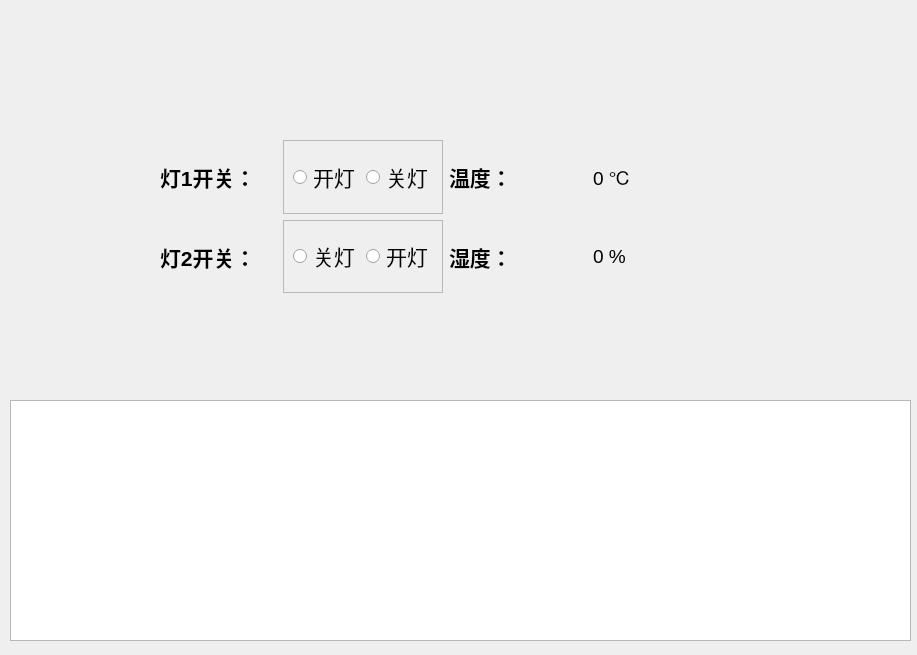
Above: untitled.ui from LiuXinyu12378/jizhiyunAPI_pyqt_websocket before the change. Below: the same form after it.
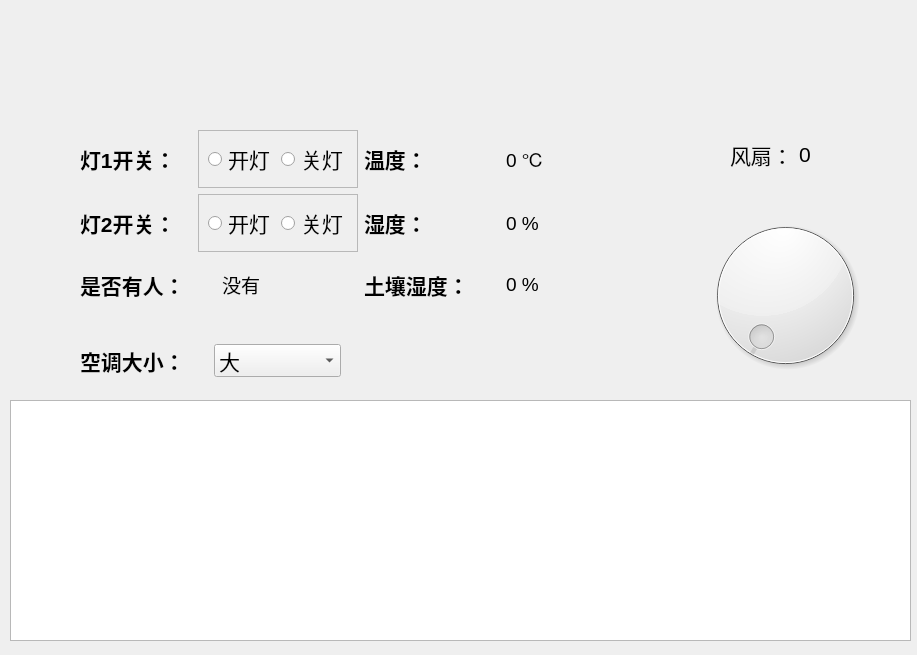
That is the form after the change. Icons and pictures are not drawn.

```diff
--- a/untitled.ui
+++ b/untitled.ui
@@ -10,6 +10,13 @@
     <height>655</height>
    </rect>
   </property>
+  <property name="font">
+   <font>
+    <pointsize>16</pointsize>
+    <weight>50</weight>
+    <bold>false</bold>
+   </font>
+  </property>
   <property name="windowTitle">
    <string>Dialog</string>
   </property>
@@ -36,18 +43,32 @@
     </rect>
    </property>
    <property name="text">
-    <string>&lt;html&gt;&lt;head/&gt;&lt;body&gt;&lt;p&gt;&lt;img src=&quot;:/新前缀/o_nuttertools.png&quot;/&gt;&lt;/p&gt;&lt;/body&gt;&lt;/html&gt;</string>
+    <string>&lt;html&gt;&lt;head/&gt;&lt;body&gt;&lt;p align=&quot;center&quot;&gt;&lt;img src=&quot;:/nuttertools/o_nuttertools.png&quot;/&gt;&lt;/p&gt;&lt;/body&gt;&lt;/html&gt;</string>
+   </property>
+  </widget>
+  <widget class="QDial" name="dial">
+   <property name="geometry">
+    <rect>
+     <x>700</x>
+     <y>200</y>
+     <width>171</width>
+     <height>191</height>
+    </rect>
    </property>
   </widget>
   <widget class="QWidget" name="">
    <property name="geometry">
     <rect>
-     <x>160</x>
-     <y>140</y>
-     <width>571</width>
-     <height>153</height>
+     <x>80</x>
+     <y>130</y>
+     <width>561</width>
+     <height>181</height>
     </rect>
    </property>
+   <layout class="QHBoxLayout" name="horizontalLayout_13">
+    <item>
+     <layout class="QVBoxLayout" name="verticalLayout_3">
+      <item>
    <layout class="QHBoxLayout" name="horizontalLayout_7">
     <item>
      <layout class="QVBoxLayout" name="verticalLayout_2">
@@ -101,6 +122,8 @@
                <property name="font">
                 <font>
                  <pointsize>16</pointsize>
+                     <weight>50</weight>
+                     <bold>false</bold>
                 </font>
                </property>
                <property name="text">
@@ -113,6 +136,8 @@
                <property name="font">
                 <font>
                  <pointsize>16</pointsize>
+                     <weight>50</weight>
+                     <bold>false</bold>
                 </font>
                </property>
                <property name="text">
@@ -172,23 +197,13 @@
              <enum>QFrame::Raised</enum>
             </property>
             <layout class="QHBoxLayout" name="horizontalLayout_8">
-             <item>
-              <widget class="QRadioButton" name="radioButton_3">
-               <property name="font">
-                <font>
-                 <pointsize>16</pointsize>
-                </font>
-               </property>
-               <property name="text">
-                <string>关灯</string>
-               </property>
-              </widget>
-             </item>
              <item>
               <widget class="QRadioButton" name="radioButton_4">
                <property name="font">
                 <font>
                  <pointsize>16</pointsize>
+                     <weight>50</weight>
+                     <bold>false</bold>
                 </font>
                </property>
                <property name="text">
@@ -196,6 +211,20 @@
                </property>
               </widget>
              </item>
+                 <item>
+                  <widget class="QRadioButton" name="radioButton_3">
+                   <property name="font">
+                    <font>
+                     <pointsize>16</pointsize>
+                     <weight>50</weight>
+                     <bold>false</bold>
+                    </font>
+                   </property>
+                   <property name="text">
+                    <string>关灯</string>
+                   </property>
+                  </widget>
+                 </item>
             </layout>
            </widget>
           </item>
@@ -228,6 +257,8 @@
           <property name="font">
            <font>
             <pointsize>14</pointsize>
+                <weight>50</weight>
+                <bold>false</bold>
            </font>
           </property>
           <property name="text">
@@ -258,6 +289,8 @@
           <property name="font">
            <font>
             <pointsize>14</pointsize>
+                <weight>50</weight>
+                <bold>false</bold>
            </font>
           </property>
           <property name="text">
@@ -268,6 +301,154 @@
        </layout>
       </item>
      </layout>
+        </item>
+       </layout>
+      </item>
+      <item>
+       <layout class="QHBoxLayout" name="horizontalLayout_12">
+        <item>
+         <layout class="QHBoxLayout" name="horizontalLayout_9">
+          <item>
+           <widget class="QLabel" name="label_8">
+            <property name="font">
+             <font>
+              <pointsize>16</pointsize>
+              <weight>75</weight>
+              <bold>true</bold>
+             </font>
+            </property>
+            <property name="text">
+             <string>是否有人：</string>
+            </property>
+           </widget>
+          </item>
+          <item>
+           <widget class="QLabel" name="label_9">
+            <property name="font">
+             <font>
+              <pointsize>14</pointsize>
+              <weight>50</weight>
+              <bold>false</bold>
+             </font>
+            </property>
+            <property name="text">
+             <string>没有</string>
+            </property>
+           </widget>
+          </item>
+         </layout>
+        </item>
+        <item>
+         <layout class="QHBoxLayout" name="horizontalLayout_11">
+          <item>
+           <widget class="QLabel" name="label_10">
+            <property name="font">
+             <font>
+              <pointsize>16</pointsize>
+              <weight>75</weight>
+              <bold>true</bold>
+             </font>
+            </property>
+            <property name="text">
+             <string>土壤湿度：</string>
+            </property>
+           </widget>
+          </item>
+          <item>
+           <widget class="QLabel" name="label_11">
+            <property name="font">
+             <font>
+              <pointsize>14</pointsize>
+              <weight>50</weight>
+              <bold>false</bold>
+             </font>
+            </property>
+            <property name="text">
+             <string>0 %</string>
+            </property>
+           </widget>
+          </item>
+         </layout>
+        </item>
+       </layout>
+      </item>
+     </layout>
+    </item>
+   </layout>
+  </widget>
+  <widget class="QWidget" name="">
+   <property name="geometry">
+    <rect>
+     <x>80</x>
+     <y>340</y>
+     <width>261</width>
+     <height>41</height>
+    </rect>
+   </property>
+   <layout class="QHBoxLayout" name="horizontalLayout_14">
+    <item>
+     <widget class="QLabel" name="label_12">
+      <property name="font">
+       <font>
+        <pointsize>16</pointsize>
+        <weight>75</weight>
+        <bold>true</bold>
+       </font>
+      </property>
+      <property name="text">
+       <string>空调大小：</string>
+      </property>
+     </widget>
+    </item>
+    <item>
+     <widget class="QComboBox" name="comboBox">
+      <item>
+       <property name="text">
+        <string>大</string>
+       </property>
+      </item>
+      <item>
+       <property name="text">
+        <string>中</string>
+       </property>
+      </item>
+      <item>
+       <property name="text">
+        <string>小</string>
+       </property>
+      </item>
+      <item>
+       <property name="text">
+        <string>关</string>
+       </property>
+      </item>
+     </widget>
+    </item>
+   </layout>
+  </widget>
+  <widget class="QWidget" name="">
+   <property name="geometry">
+    <rect>
+     <x>730</x>
+     <y>140</y>
+     <width>104</width>
+     <height>29</height>
+    </rect>
+   </property>
+   <layout class="QHBoxLayout" name="horizontalLayout_15">
+    <item>
+     <widget class="QLabel" name="label_13">
+      <property name="text">
+       <string>风扇：</string>
+      </property>
+     </widget>
+    </item>
+    <item>
+     <widget class="QLabel" name="label_15">
+      <property name="text">
+       <string>0</string>
+      </property>
+     </widget>
     </item>
    </layout>
   </widget>
```
Left out of the diff: 21 changed lines with no effect on the pictures. Lines whose indentation alone changed are shown as unchanged.
